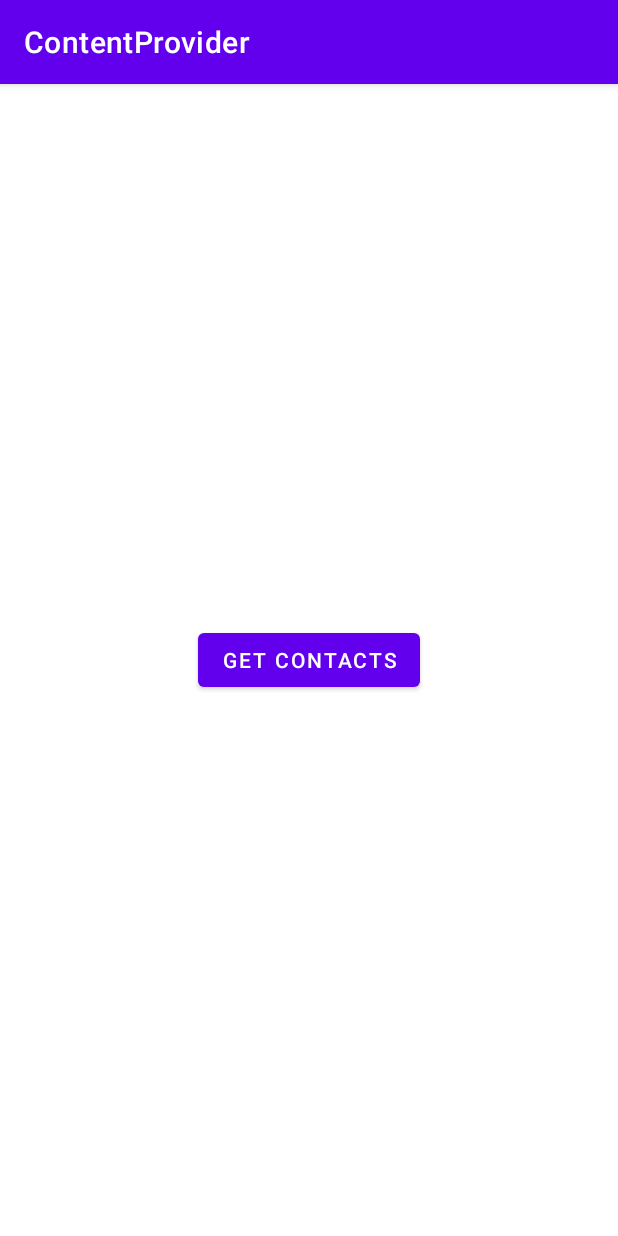
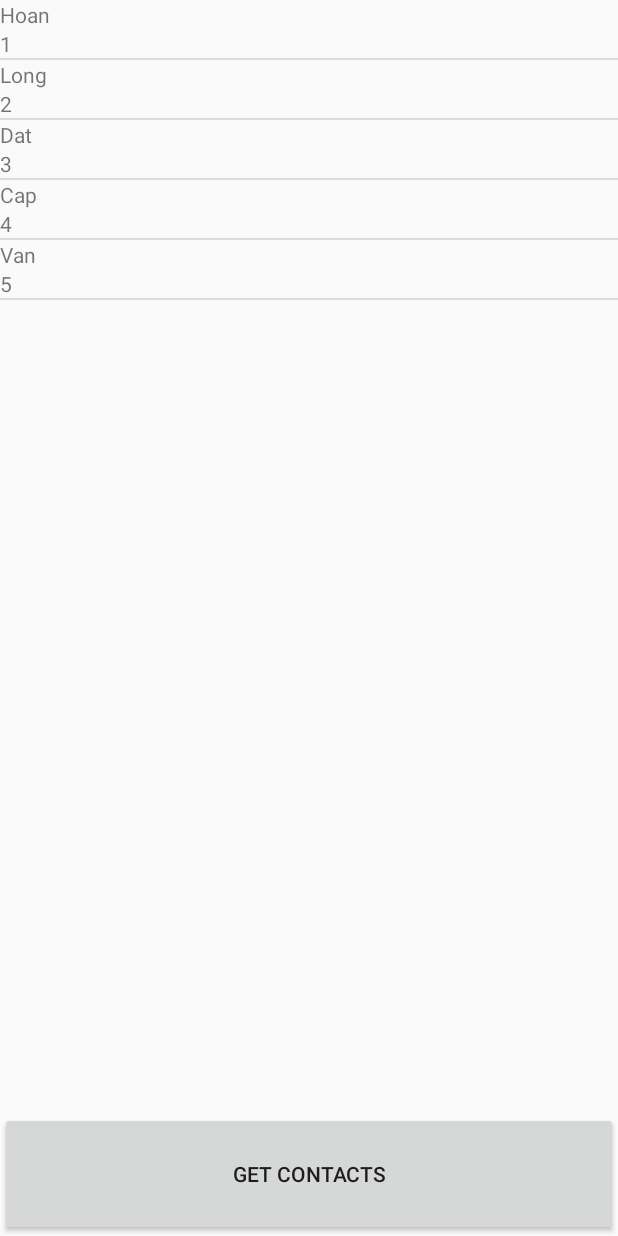
Before and after one commit to VoMinhLoi/Contact, an Android app: the screen it shows after launch (MainActivity), on a phone screen of 412 x 824 dp. Run offline under Robolectric (Android 15) with nearby library versions, the phone set to English and light mode, and no system bars.

Commit message:
Modify: Data is dumped in List View

```diff
--- a/app/src/main/AndroidManifest.xml
+++ b/app/src/main/AndroidManifest.xml
@@ -2,8 +2,8 @@
 <manifest xmlns:android="http://schemas.android.com/apk/res/android"
     xmlns:tools="http://schemas.android.com/tools"
     package="com.example.contentprovider">
-    <users-permission android:name="android.permission.READ_CONTACTS"></users-permission>
-    <users-permission android:name="android.permission.WRITE_CONTACTS"></users-permission>
+    <uses-permission android:name="android.permission.WRITE_CONTACTS"></uses-permission>
+    <uses-permission android:name="android.permission.READ_CONTACTS"></uses-permission>
     <application
         android:allowBackup="true"
         android:dataExtractionRules="@xml/data_extraction_rules"
@@ -12,7 +12,7 @@
         android:label="@string/app_name"
         android:roundIcon="@mipmap/ic_launcher_round"
         android:supportsRtl="true"
-        android:theme="@style/Theme.ContentProvider"
+        android:theme="@style/Theme.AppCompat.DayNight.NoActionBar"
         tools:targetApi="31">
         <activity
             android:name=".MainActivity"
--- /dev/null
+++ b/app/src/main/java/com/example/contentprovider/Item.java
@@ -0,0 +1,26 @@
+package com.example.contentprovider;
+
+public class Item {
+    private String ten, soDT;
+
+    public Item(String ten, String soDT) {
+        this.ten = ten;
+        this.soDT = soDT;
+    }
+
+    public String getTen() {
+        return ten;
+    }
+
+    public void setTen(String ten) {
+        this.ten = ten;
+    }
+
+    public String getSoDT() {
+        return soDT;
+    }
+
+    public void setSoDT(String soDT) {
+        this.soDT = soDT;
+    }
+}
--- /dev/null
+++ b/app/src/main/java/com/example/contentprovider/ItemAdapter.java
@@ -0,0 +1,49 @@
+package com.example.contentprovider;
+
+import android.app.Activity;
+import android.content.Context;
+import android.view.LayoutInflater;
+import android.view.View;
+import android.view.ViewGroup;
+import android.widget.BaseAdapter;
+import android.widget.TextView;
+
+import java.util.List;
+
+public class ItemAdapter extends BaseAdapter {
+    private Activity activity;
+    private List<Item> itemList;
+
+    public ItemAdapter(Activity activity, List<Item> itemList) {
+        this.activity = activity;
+        this.itemList = itemList;
+    }
+
+    @Override
+
+    public int getCount() {
+        return itemList.size();
+    }
+
+    @Override
+    public Object getItem(int i) {
+        return null;
+    }
+
+    @Override
+    public long getItemId(int i) {
+        return 0;
+    }
+
+    @Override
+    public View getView(int i, View view, ViewGroup viewGroup) {
+        LayoutInflater inflater = activity.getLayoutInflater();
+        view = inflater.inflate(R.layout.activity_item,null);
+        TextView nameTVAX = view.findViewById(R.id.nameTV);
+        TextView phoneTVAX = view.findViewById(R.id.phoneTV);
+        Item item = itemList.get(i);
+        nameTVAX.setText(item.getTen());
+        phoneTVAX.setText(item.getSoDT());
+        return view;
+    }
+}
--- a/app/src/main/java/com/example/contentprovider/MainActivity.java
+++ b/app/src/main/java/com/example/contentprovider/MainActivity.java
@@ -14,13 +14,28 @@ import android.os.Bundle;
 import android.provider.ContactsContract;
 import android.util.Log;
 import android.view.View;
+import android.widget.ListView;
+
+import java.util.ArrayList;
+import java.util.List;
 
 public class MainActivity extends AppCompatActivity {
-
+    private List<Item> itemList;
+    ListView contactLVAX;
+    ItemAdapter itemAdapter;
     @Override
     protected void onCreate(Bundle savedInstanceState) {
         super.onCreate(savedInstanceState);
         setContentView(R.layout.activity_main);
+        contactLVAX = (ListView) findViewById(R.id.contactLV);
+        itemList = new ArrayList<>();
+        itemList.add(new Item("Hoan","1"));
+        itemList.add(new Item("Long","2"));
+        itemList.add(new Item("Dat","3"));
+        itemList.add(new Item("Cap","4"));
+        itemList.add(new Item("Van","5"));
+        itemAdapter = new ItemAdapter(MainActivity.this, itemList);
+        contactLVAX.setAdapter(itemAdapter);
     }
     public void btnGetContactPressed(View v){
         getPhoneContacts();
@@ -33,11 +48,23 @@ public class MainActivity extends AppCompatActivity {
         Uri uri = ContactsContract.CommonDataKinds.Phone.CONTENT_URI;
         Cursor cursor = contentResolver.query(uri, null, null, null, null);
         Log.i("CONTACT_PROVIDER_DEMO", "TOTAL # of Contacts ::: "+ Integer.toString(cursor.getCount()));
+        itemList.clear();
         if (cursor.getCount() > 0)
             while (cursor.moveToNext()){
                 @SuppressLint("Range") String contactName = cursor.getString(cursor.getColumnIndex(ContactsContract.CommonDataKinds.Phone.DISPLAY_NAME));
                 @SuppressLint("Range") String contactNumber = cursor.getString(cursor.getColumnIndex(ContactsContract.CommonDataKinds.Phone.NUMBER));
-                Log.i("CONTACT_PROVIDER_DEMO", "Contact Name ::: "+contactName +"Ph # ::: " + contactNumber);
+                Log.i("CONTACT_PROVIDER_DEMO", "Contact Name ::: " + contactName + " Phone # ::: " + contactNumber);
+//                String tenCotPhone = ContactsContract.Contacts.HAS_PHONE_NUMBER;  = 1
+                String tenCotName = ContactsContract.Contacts.DISPLAY_NAME;
+//              String tenCotName = ContactsContract.CommonDataKinds.Phone.DISPLAY_NAME;
+                String tenCotPhone = ContactsContract.CommonDataKinds.Phone.NUMBER;
+                int viTriCotName = cursor.getColumnIndex(tenCotName);
+                int viTriCotPhone = cursor.getColumnIndex(tenCotPhone);
+                String name = cursor.getString(viTriCotName);
+                String phone = cursor.getString(viTriCotPhone);
+                Item item = new Item(name, phone);
+                itemList.add(item);
+                itemAdapter.notifyDataSetChanged();
             }
     }
 }
--- /dev/null
+++ b/app/src/main/res/layout/activity_item.xml
@@ -0,0 +1,16 @@
+<?xml version="1.0" encoding="utf-8"?>
+<LinearLayout xmlns:android="http://schemas.android.com/apk/res/android"
+    android:layout_width="match_parent"
+    android:layout_height="wrap_content"
+    android:orientation="vertical">
+    <TextView
+        android:id="@+id/nameTV"
+        android:layout_width="match_parent"
+        android:layout_height="wrap_content"
+        android:text="Name"/>
+    <TextView
+        android:id="@+id/phoneTV"
+        android:layout_width="match_parent"
+        android:layout_height="wrap_content"
+        android:text="Phone Number"/>
+</LinearLayout>
--- a/app/src/main/res/layout/activity_main.xml
+++ b/app/src/main/res/layout/activity_main.xml
@@ -1,19 +1,26 @@
 <?xml version="1.0" encoding="utf-8"?>
-<androidx.constraintlayout.widget.ConstraintLayout xmlns:android="http://schemas.android.com/apk/res/android"
+<LinearLayout xmlns:android="http://schemas.android.com/apk/res/android"
     xmlns:app="http://schemas.android.com/apk/res-auto"
     xmlns:tools="http://schemas.android.com/tools"
     android:layout_width="match_parent"
     android:layout_height="match_parent"
-    tools:context=".MainActivity">
-
+    tools:context=".MainActivity"
+    android:orientation="vertical">
+    <ListView
+        android:id="@+id/contactLV"
+        android:layout_weight="9"
+        android:layout_width="match_parent"
+        android:layout_height="0dp"/>
     <Button
+        android:layout_weight="1"
         android:id="@+id/button"
-        android:layout_width="wrap_content"
-        android:layout_height="wrap_content"
+        android:layout_width="match_parent"
+        android:layout_height="0dp"
+        android:onClick="btnGetContactPressed"
         android:text="Get Contacts"
-        android:onClick="btnGetContactPressed"
         app:layout_constraintBottom_toBottomOf="parent"
         app:layout_constraintEnd_toEndOf="parent"
         app:layout_constraintStart_toStartOf="parent"
-        app:layout_constraintTop_toTopOf="parent" />
-</androidx.constraintlayout.widget.ConstraintLayout>
+        app:layout_constraintTop_toTopOf="parent"
+        app:layout_constraintVertical_bias="0.953" />
+</LinearLayout>
```
